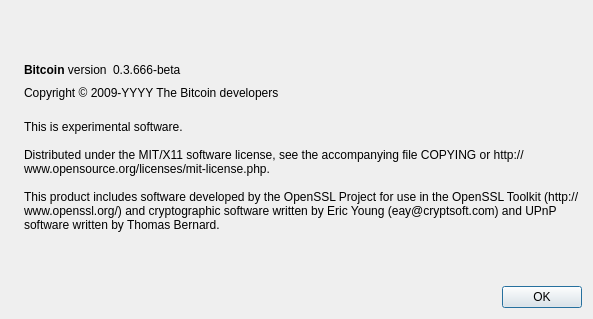
Old version of the form src/qt/forms/aboutdialog.ui in the repository JimmyBlastoff/unbroken.
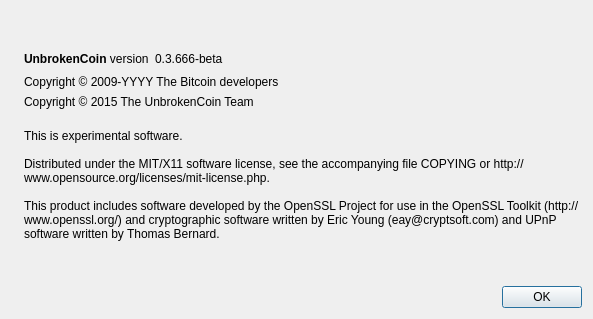
New version of the form. Icons and pictures are not drawn.

Diff of the .ui file:
```diff
--- a/src/qt/forms/aboutdialog.ui
+++ b/src/qt/forms/aboutdialog.ui
@@ -50,7 +50,7 @@
           <cursorShape>IBeamCursor</cursorShape>
          </property>
          <property name="text">
-          <string>&lt;b&gt;Bitcoin&lt;/b&gt; version</string>
+          <string>&lt;b&gt;UnbrokenCoin&lt;/b&gt; version</string>
          </property>
          <property name="textInteractionFlags">
           <set>Qt::LinksAccessibleByMouse|Qt::TextSelectableByKeyboard|Qt::TextSelectableByMouse</set>
@@ -101,6 +101,22 @@
        </property>
       </widget>
      </item>
+     <item>
+      <widget class="QLabel" name="copyrightLabel2">
+       <property name="cursor">
+        <cursorShape>IBeamCursor</cursorShape>
+       </property>
+       <property name="text">
+        <string notr="true">Copyright &amp;copy; 2015 The UnbrokenCoin Team</string>
+       </property>
+       <property name="textFormat">
+        <enum>Qt::RichText</enum>
+       </property>
+       <property name="textInteractionFlags">
+        <set>Qt::LinksAccessibleByMouse|Qt::TextSelectableByKeyboard|Qt::TextSelectableByMouse</set>
+       </property>
+      </widget>
+     </item>
      <item>
       <widget class="QLabel" name="label_2">
        <property name="cursor">
```
Left out of the diff: 2 changed lines with no effect on the pictures.
